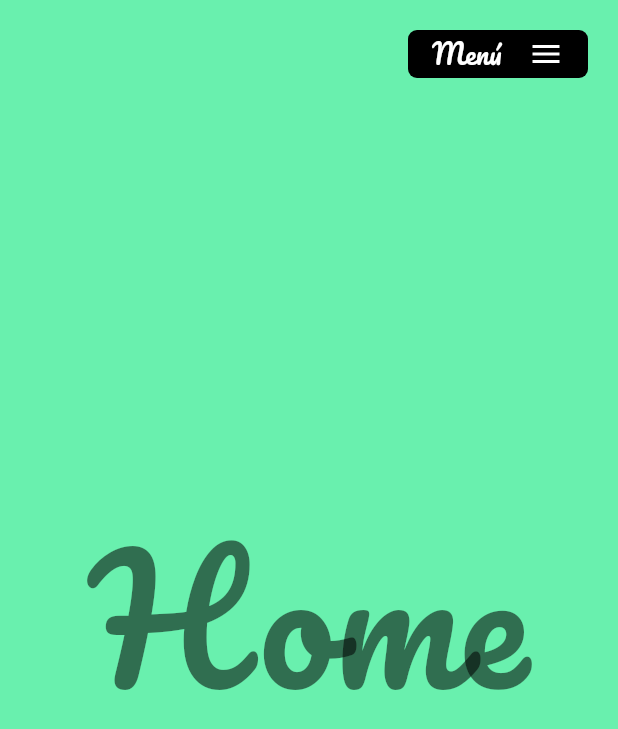
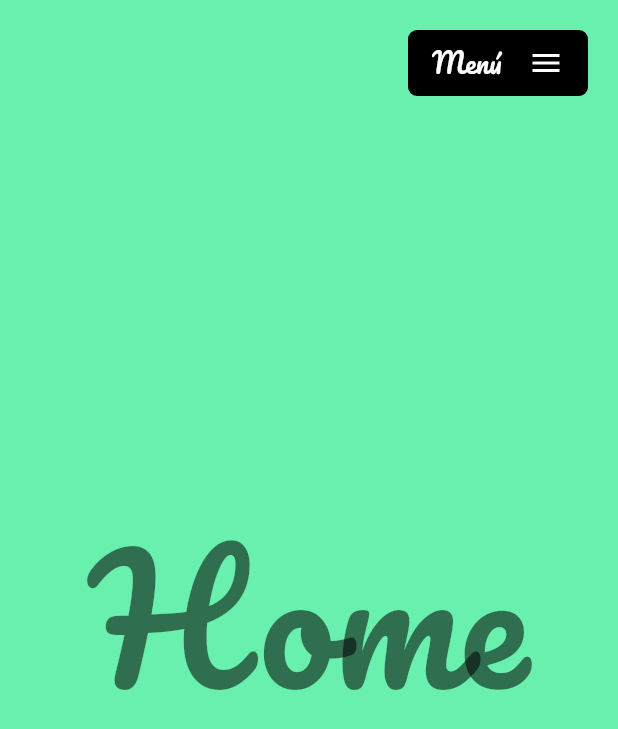
Before and after one commit to xenxi/landing_page_template, a Flutter app: the screen it shows after launch, on a phone screen of 412 x 824 dp. Shown: the top 729 px of the screen. Run offline on Flutter 3.47's test engine with Material 2 defaults, Android fonts, the phone set to English and light mode, and no system bars; our stand-ins replace fluro, flutter_hooks, google_fonts.

Commit message:
:lipstick: update menu

```diff
--- a/lib/presentation/shared/main_menu/main_menu.dart
+++ b/lib/presentation/shared/main_menu/main_menu.dart
@@ -20,7 +20,7 @@ class MainMenu extends HookWidget {
         onTap: () => _toggleMenu(controller, isOpen: isOpen),
         child: Container(
           width: 120,
-          padding: const EdgeInsets.symmetric(horizontal: 16),
+          padding: const EdgeInsets.symmetric(horizontal: 16, vertical: 6),
           decoration: BoxDecoration(
               color: Colors.black, borderRadius: BorderRadius.circular(6)),
           child: Column(
```
